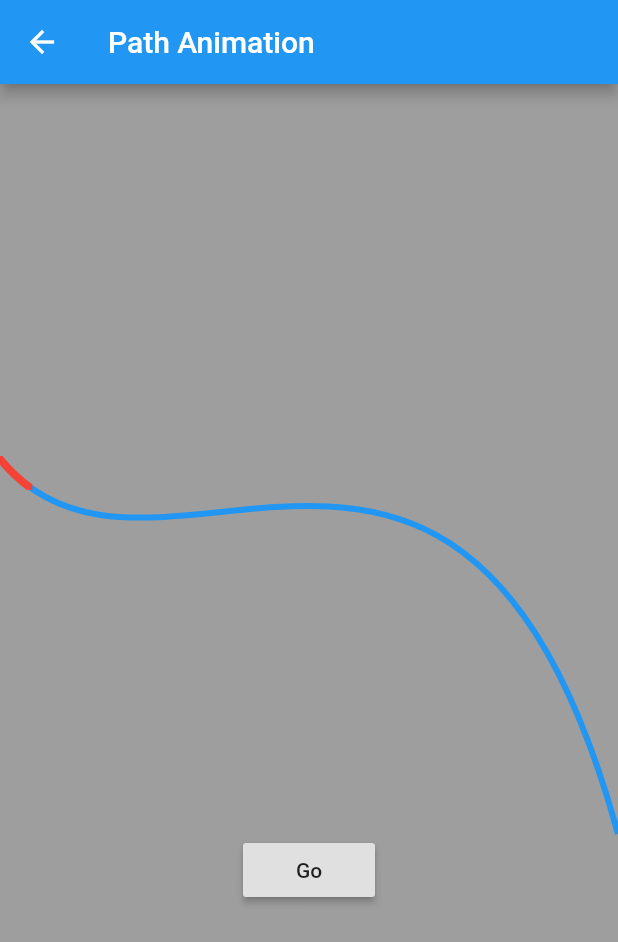
After one commit to gitKun/thanos_snap_flutter, a Flutter app: the PathAnimation screen opened directly, after a tap on "Go", on a phone screen of 412 x 824 dp. The commit adds this screen. Shown: the top 942 px of the screen. Run offline on Flutter 3.47's test engine with Material 2 defaults, Android fonts, the phone set to English and light mode, and no system bars; our stand-ins replace audioplayers.

Commit message:
add path animation
修复按照Path进行动画

```diff
--- a/lib/aniamte/dust_effect_draw.dart
+++ b/lib/aniamte/dust_effect_draw.dart
@@ -216,7 +216,7 @@ class _DustEffectPainter extends CustomPainter {
         image.height.toDouble(),
       );
       double rotation = model.rotation * showScale;
-      Point translate = model.translate;
+      Point translate = model.currentPoint(showScale);
       canvas.save();
       // 计算画布中心轨迹圆半径
       double r = sqrt(pow(size.width, 2) + pow(size.height, 2));
@@ -231,8 +231,8 @@ class _DustEffectPainter extends CustomPainter {
       double xAngle = rotation;
       // 计算旋转后的画布中心点坐标
       Point px = Point(
-        r * cos(xAngle + startAngle) - translate.x * showScale,
-        r * sin(xAngle + startAngle) - translate.y * showScale,
+        r * cos(xAngle + startAngle) - translate.x,
+        r * sin(xAngle + startAngle) - translate.y,
       );
       // 先平移画布
       canvas.translate((p0.x - px.x) / 2, (p0.y - px.y) / 2);
--- a/lib/aniamte/dust_effect_model.dart
+++ b/lib/aniamte/dust_effect_model.dart
@@ -16,12 +16,39 @@ class DustEffectModel {
     double transY = 15 * sin(random);
     double realTransX = transX * cos(radian1) - transY * sin(radian1);
     double realTransY = transY * cos(radian1) + transX * sin(radian1);
+
     _translate = Point(realTransX, realTransY);
     return _translate;
   }
 
   double get rotation => _rotation;
 
+
+  ui.Path _path;
+  ui.Path get path {
+    if(_path != null) return _path;
+    ui.Path path = ui.Path();
+    double radian1 = pi / 12 * (Random().nextDouble() - 0.5);
+    double random = pi * 2 * (Random().nextDouble() - 0.5);
+    double transX = 30 * cos(random);
+    double transY = 15 * sin(random);
+    double realTransX = transX * cos(radian1) - transY * sin(radian1);
+    double realTransY = transY * cos(radian1) + transX * sin(radian1);
+    path.moveTo(0, 0);
+    path.quadraticBezierTo(transX, transY, realTransX, realTransY);
+    _path = path;
+    return _path;
+  }
+
+  Point currentPoint(double scale) {
+    ui.Path totalPath = path;
+    ui.PathMetrics pms = totalPath.computeMetrics();
+    ui.PathMetric pm = pms.elementAt(0);
+    ui.Tangent t = pm.getTangentForOffset(scale);
+    return Point(t.position.dx, t.position.dy);
+  }
+
+
   Point _translate;
   double _rotation = pi / 12 * (Random().nextDouble() - 0.5);
 }
--- /dev/null
+++ b/lib/path_animation_demo.dart
@@ -0,0 +1,141 @@
+import 'dart:ui';
+import 'package:flutter/material.dart';
+
+class PathAnimation extends StatefulWidget {
+  @override
+  _PathAnimationState createState() => _PathAnimationState();
+}
+
+class _PathAnimationState extends State<PathAnimation>
+    with SingleTickerProviderStateMixin {
+  AnimationController _controller;
+  Animation _animation;
+  double _fraction = 0.0;
+  int _seconds = 6;
+  Path _path;
+  GlobalKey _canvasKey = GlobalKey();
+
+  @override
+  void initState() {
+    _controller =
+        AnimationController(vsync: this, duration: Duration(seconds: _seconds));
+
+    super.initState();
+  }
+
+  @override
+  void dispose() {
+    _controller.dispose();
+    super.dispose();
+  }
+
+  @override
+  Widget build(BuildContext context) {
+    return Scaffold(
+      appBar: AppBar(
+        title: Text('Path Animation'),
+      ),
+      body: Container(
+        color: Colors.grey,
+        child: Column(
+          children: <Widget>[
+            CustomPaint(
+              painter: PathPainter(_path, _fraction),
+              child: Container(
+                key: _canvasKey,
+                height: 500.0,
+              ),
+            ),
+            RaisedButton(
+              onPressed: _startAnimation,
+              child: Text('Go'),
+            )
+          ],
+        ),
+      ),
+    );
+  }
+
+  Path _getPath(Size size) {
+    Path path = Path();
+    path.moveTo(0, size.height / 2);
+    // path.quadraticBezierTo(
+    //     size.width / 2, size.height, size.width, size.height / 2);
+    path.cubicTo(size.width / 4, 3 * size.height / 4, 3 * size.width / 4, size.height / 4, size.width, size.height);
+
+    return path;
+  }
+
+  _startAnimation() {
+    RenderBox renderBox = _canvasKey.currentContext.findRenderObject();
+    Size s = renderBox.size;
+
+    _path = _getPath(s);
+    PathMetrics pms = _path.computeMetrics();
+    PathMetric pm = pms.elementAt(0);
+    double len = pm.length;
+
+    _animation = Tween(begin: 0.0, end: len).animate(_controller)
+      ..addListener(() {
+        setState(() {
+          //_fraction = _animation.value;
+        });
+      })
+      ..addStatusListener((status){
+        if (status == AnimationStatus.completed) {
+          _controller.stop();
+        }
+      });
+
+    _controller.forward();
+
+  }
+}
+
+class PathPainter extends CustomPainter {
+  double _fraction;
+  Path _path;
+  List<Offset> _points = List<Offset>();
+
+  PathPainter(this._path, this._fraction);
+
+  Paint _paint = Paint()
+    ..color = Colors.blue
+    ..style = PaintingStyle.stroke
+    ..strokeWidth = 4.0;
+
+  Paint _paint2 = Paint()
+    ..color = Colors.red
+    ..style = PaintingStyle.stroke
+    ..strokeWidth = 4.0;
+
+  @override
+  void paint(Canvas canvas, Size size) {
+
+    if (_path == null) {
+      return;
+    }
+    PathMetrics pms = _path.computeMetrics();
+    PathMetric pm = pms.elementAt(0);
+    double len = pm.length;
+    double lineLen = len / 20;
+
+    double tmpStart = _fraction;
+    double end = (_fraction + lineLen) > len ? len : (_fraction + lineLen);
+    if (end >= len) {
+      tmpStart = len - lineLen;
+    }
+    for (; tmpStart < end; tmpStart++) {
+      Tangent t = pm.getTangentForOffset(tmpStart);
+      _points.add(t.position);
+    }
+
+    canvas.drawPath(_path, _paint);
+    canvas.drawPoints(PointMode.points, _points, _paint2);
+  }
+
+  @override
+  bool shouldRepaint(CustomPainter oldDelegate) {
+    return true;
+  }
+}
```
